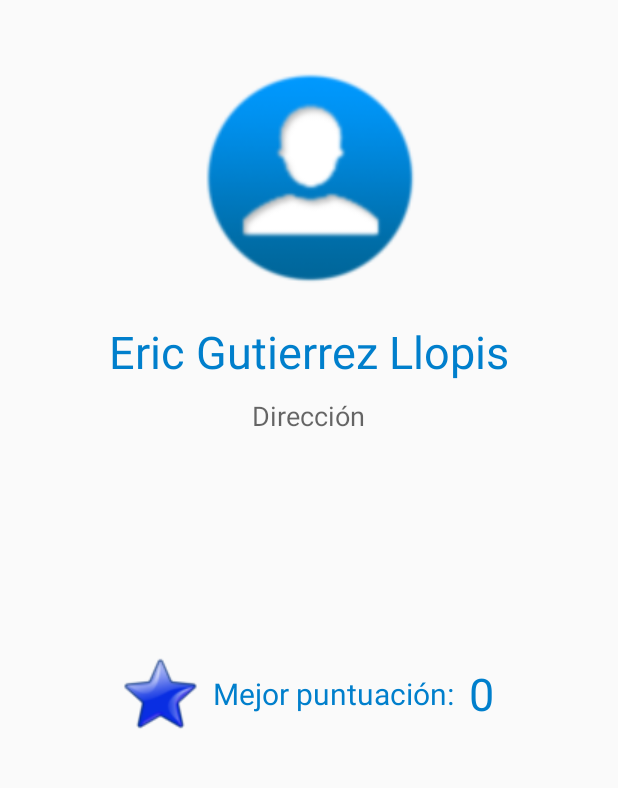
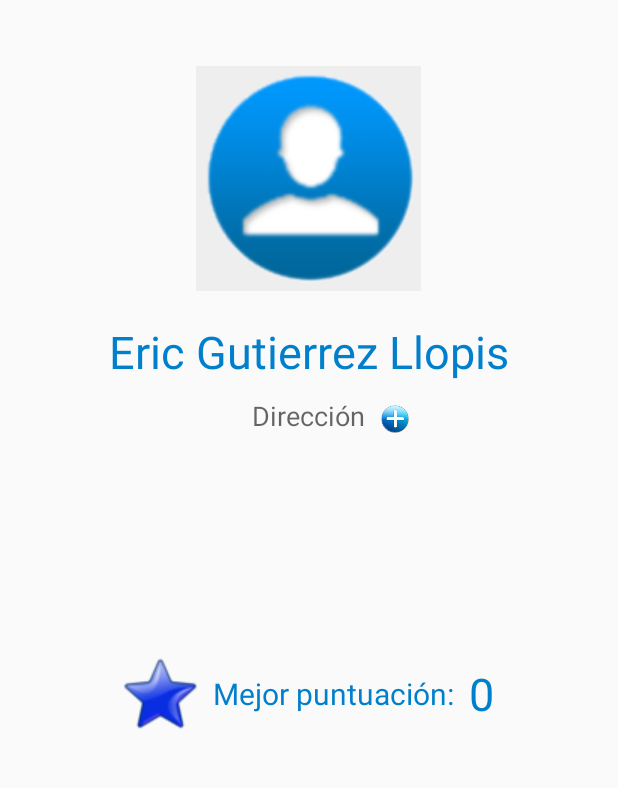
Before and after one commit to ericguti90/Jedi15, an Android app: the PerfilActivity screen opened directly, with no data from a screen before it, on a phone screen of 412 x 824 dp, the part 258-1046 px from its top. Run offline under Robolectric (Android 15) with nearby library versions, the phone set to English and light mode, and no system bars.

Commit message:
fin de viernes

```diff
--- a/app/src/main/AndroidManifest.xml
+++ b/app/src/main/AndroidManifest.xml
@@ -36,6 +36,10 @@
             android:name=".memoryActivity"
             android:label="@string/title_activity_memory" >
         </activity>
+        <activity
+            android:name=".RankingActivity"
+            android:label="@string/title_activity_ranking" >
+        </activity>
     </application>
 
 </manifest>
--- a/app/src/main/res/layout/activity_perfil.xml
+++ b/app/src/main/res/layout/activity_perfil.xml
@@ -52,7 +52,8 @@
         android:layout_width="match_parent"
         android:layout_height="match_parent"
         android:layout_below="@+id/textView7"
-        android:gravity="center">
+        android:gravity="center"
+        android:id="@+id/linearLayout">
 
         <ImageView
             android:layout_width="wrap_content"
@@ -78,7 +79,10 @@
             android:text="0"
             android:textColor="#ff007fcc"
             android:textSize="30dp"
-            android:id="@+id/textView9" />
+            android:id="@+id/textView9"
+            android:editable="true"
+            android:elegantTextHeight="false"
+            android:enabled="false" />
     </LinearLayout>
 
     <ImageView
@@ -86,6 +90,19 @@
         android:layout_height="150dp"
         android:id="@+id/imageView51"
         android:layout_alignTop="@+id/imageView49"
-        android:layout_centerHorizontal="true" />
+        android:layout_centerHorizontal="true"
+        android:src="@drawable/icon_perfil_back"
+        android:clickable="true" />
+
+    <ImageView
+        android:layout_width="20dp"
+        android:layout_height="20dp"
+        android:id="@+id/imageView52"
+        android:src="@drawable/add_icon"
+        android:layout_above="@+id/linearLayout"
+        android:layout_toRightOf="@+id/textView7"
+        android:layout_toEndOf="@+id/textView7"
+        android:layout_marginLeft="10dp"
+        android:clickable="true" />
 
 </RelativeLayout>
--- a/app/src/main/res/values/strings.xml
+++ b/app/src/main/res/values/strings.xml
@@ -10,4 +10,5 @@
     <string name="title_activity_perfil">PerfilActivity</string>
     <string name="title_activity_music">MusicActivity</string>
     <string name="title_activity_memory">memoryActivity</string>
+    <string name="title_activity_ranking">RankingActivity</string>
 </resources>
```
Also changed, not shown: app/src/main/java/es/ericguti/cursojedi/jedi15/MenuActivity.java (+27 -2 lines), app/src/main/java/es/ericguti/cursojedi/jedi15/RankingActivity.java (added, +38 -0 lines), app/src/main/res/layout/activity_ranking.xml (added, +12 -0 lines), app/src/main/res/menu/menu_ranking.xml (added, +7 -0 lines), app/src/main/res/drawable/add_icon.png (added), app/src/main/res/drawable/icon_perfil_back.png.
